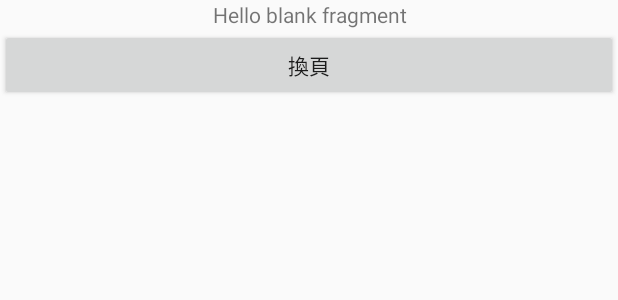
After one commit to JasonKotlin/JasonKotlinExercise, an Android app: the layout fragment_home.xml on its own in the app's theme, with its tools: preview values and no code run, on a phone screen of 412 x 824 dp. The commit adds this screen. Shown: the top 300 px of the screen. Run offline under Robolectric (Android 15) with nearby library versions, the phone set to English and light mode, and no system bars.

Commit message:
Use Fragment do somthing, But can't pop...

```diff
--- a/app/build.gradle
+++ b/app/build.gradle
@@ -31,6 +31,10 @@ android {
     kotlinOptions {
         jvmTarget = '1.8'
     }
+    //為了使用 DataBinding 必須宣告
+    dataBinding{
+        enabled = true
+    }
 }
 
 dependencies {
@@ -41,6 +45,8 @@ dependencies {
     implementation 'com.google.android.material:material:1.1.0'
     implementation 'androidx.constraintlayout:constraintlayout:1.1.3'
     implementation 'androidx.legacy:legacy-support-v4:1.0.0'
+    implementation 'androidx.navigation:navigation-fragment-ktx:2.2.2'
+    implementation 'androidx.navigation:navigation-ui-ktx:2.2.2'
     testImplementation 'junit:junit:4.+'
     androidTestImplementation 'androidx.test.ext:junit:1.1.1'
     androidTestImplementation 'androidx.test.espresso:espresso-core:3.2.0'
--- /dev/null
+++ b/app/src/main/res/layout/fragment_home.xml
@@ -0,0 +1,21 @@
+<?xml version="1.0" encoding="utf-8"?>
+<LinearLayout xmlns:android="http://schemas.android.com/apk/res/android"
+    xmlns:tools="http://schemas.android.com/tools"
+    android:layout_width="match_parent"
+    android:layout_height="match_parent"
+    android:orientation="vertical"
+    tools:context=".fragments.HomeFragment">
+
+    <TextView
+        android:layout_width="match_parent"
+        android:layout_height="wrap_content"
+        android:text="@string/hello_blank_fragment"
+        android:gravity="center_horizontal" />
+
+    <Button
+        android:id="@+id/change"
+        android:layout_width="match_parent"
+        android:layout_height="wrap_content"
+        android:text="換頁"/>
+
+</LinearLayout>
--- /dev/null
+++ b/app/src/main/res/values/dimens.xml
@@ -0,0 +1,3 @@
+<resources>
+    <dimen name="fab_margin">16dp</dimen>
+</resources>
--- a/app/src/main/res/values/themes.xml
+++ b/app/src/main/res/values/themes.xml
@@ -1,6 +1,7 @@
 <resources xmlns:tools="http://schemas.android.com/tools">
     <!-- Base application theme. -->
-    <style name="Theme.JasonKotlin" parent="Theme.MaterialComponents.DayNight.DarkActionBar">
+    <!-- 使用 Theme.AppCompat.Light.NoActionBar 讓頁面本身沒有 ToolBar -->
+    <style name="Theme.JasonKotlin" parent="Theme.AppCompat.Light.NoActionBar">
         <!-- Primary brand color. -->
         <item name="colorPrimary">@color/purple_500</item>
         <item name="colorPrimaryVariant">@color/purple_700</item>
@@ -13,4 +14,13 @@
         <item name="android:statusBarColor" tools:targetApi="l">?attr/colorPrimaryVariant</item>
         <!-- Customize your theme here. -->
     </style>
+
+    <style name="Theme.JasonKotlin.NoActionBar">
+        <item name="windowActionBar">false</item>
+        <item name="windowNoTitle">true</item>
+    </style>
+
+    <style name="Theme.JasonKotlin.AppBarOverlay" parent="ThemeOverlay.AppCompat.Dark.ActionBar" />
+
+    <style name="Theme.JasonKotlin.PopupOverlay" parent="ThemeOverlay.AppCompat.Light" />
 </resources>
```
Also changed, not shown: app/src/main/AndroidManifest.xml (+8 -3 lines), app/src/main/java/com/example/jasonkotlin/MainActivity.kt (+22 -6 lines), app/src/main/java/com/example/jasonkotlin/SecondActivity.kt (deleted, +0 -22 lines), app/src/main/java/com/example/jasonkotlin/fragments/ClickExerciseFragment.kt (added, +26 -0 lines), app/src/main/java/com/example/jasonkotlin/fragments/HomeFragment.kt (added, +30 -0 lines), app/src/main/res/layout/activity_main.xml (+54 -9 lines), app/src/main/res/layout/fragment_click_exercise.xml (added, +21 -0 lines), app/src/main/res/layout/second_layout.xml (deleted, +0 -21 lines), app/src/main/res/navigation/nav_graph.xml (added, +28 -0 lines), app/src/main/res/values/strings.xml (+11 -0 lines).
